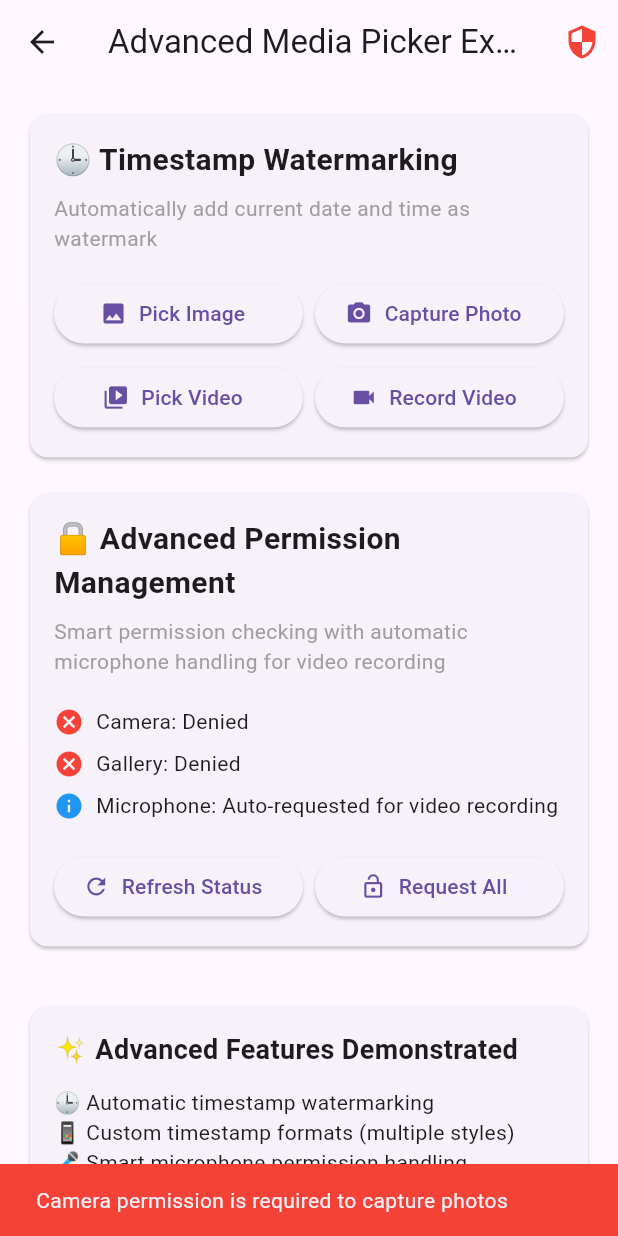
After one commit to thanhtunguet/media_picker_plus, a Flutter app: the AdvancedExample screen opened directly, after a tap on "Capture Photo", on a phone screen of 412 x 824 dp. The commit adds this screen. Run offline on Flutter 3.47's test engine with Material 3 defaults, Android fonts, the light colour scheme and no system bars; our stand-ins replace plugin_platform_interface, web; missing offline and left inert: dart:js_util.

Commit message:
Enhance example app with timestamp watermarking and smart permission management
- Updated README to include new features: timestamp watermarking with multiple formats and intelligent microphone permission handling.
- Added advanced examples section for timestamp and permission management in the app.
- Modified CI workflow to correct macOS artifact path for proper archiving.

```diff
--- /dev/null
+++ b/example/lib/advanced_example.dart
@@ -0,0 +1,587 @@
+import 'dart:io';
+import 'package:flutter/foundation.dart';
+import 'package:flutter/material.dart';
+import 'package:media_picker_plus/media_picker_plus.dart';
+
+/// Advanced example demonstrating timestamp watermarking and microphone permissions
+class AdvancedExample extends StatefulWidget {
+  const AdvancedExample({super.key});
+
+  @override
+  State<AdvancedExample> createState() => _AdvancedExampleState();
+}
+
+class _AdvancedExampleState extends State<AdvancedExample> {
+  String? _timestampedImagePath;
+  String? _timestampedVideoPath;
+  bool _isLoading = false;
+
+  // Permission states
+  bool _hasCameraPermission = false;
+  bool _hasGalleryPermission = false;
+
+  @override
+  void initState() {
+    super.initState();
+    _checkAllPermissions();
+  }
+
+  /// Generate a formatted timestamp for watermarking
+  String _generateTimestamp() {
+    final now = DateTime.now();
+    return '${now.year}-${now.month.toString().padLeft(2, '0')}-${now.day.toString().padLeft(2, '0')} '
+           '${now.hour.toString().padLeft(2, '0')}:${now.minute.toString().padLeft(2, '0')}:${now.second.toString().padLeft(2, '0')}';
+  }
+
+  /// Generate a detailed timestamp with timezone
+  String _generateDetailedTimestamp() {
+    final now = DateTime.now();
+    final months = ['Jan', 'Feb', 'Mar', 'Apr', 'May', 'Jun',
+                   'Jul', 'Aug', 'Sep', 'Oct', 'Nov', 'Dec'];
+    return '${months[now.month - 1]} ${now.day}, ${now.year} • '
+           '${now.hour.toString().padLeft(2, '0')}:${now.minute.toString().padLeft(2, '0')}:${now.second.toString().padLeft(2, '0')}';
+  }
+
+  /// Pick image with timestamp watermark
+  Future<void> _pickImageWithTimestamp() async {
+    setState(() => _isLoading = true);
+    try {
+      final timestamp = _generateTimestamp();
+      final path = await MediaPickerPlus.pickImage(
+        options: MediaOptions(
+          imageQuality: 90,
+          maxWidth: 1920,
+          maxHeight: 1080,
+          watermark: '📸 $timestamp',
+          watermarkFontSize: 24,
+          watermarkPosition: WatermarkPosition.bottomRight,
+        ),
+      );
+      setState(() {
+        _timestampedImagePath = path;
+      });
+      if (path != null) {
+        _showSuccessMessage('Image picked and watermarked with timestamp');
+      }
+    } catch (e) {
+      _showError('Error picking image: $e');
+    } finally {
+      setState(() => _isLoading = false);
+    }
+  }
+
+  /// Capture photo with detailed timestamp watermark
+  Future<void> _capturePhotoWithTimestamp() async {
+    // Check camera permission first
+    if (!_hasCameraPermission) {
+      await _requestCameraPermission();
+      if (!_hasCameraPermission) {
+        _showError('Camera permission is required to capture photos');
+        return;
+      }
+    }
+
+    setState(() => _isLoading = true);
+    try {
+      final detailedTimestamp = _generateDetailedTimestamp();
+      final path = await MediaPickerPlus.capturePhoto(
+        options: MediaOptions(
+          imageQuality: 95,
+          maxWidth: 2048,
+          maxHeight: 2048,
+          watermark: '📷 Captured: $detailedTimestamp',
+          watermarkFontSize: 28,
+          watermarkPosition: WatermarkPosition.bottomCenter,
+        ),
+      );
+      setState(() {
+        _timestampedImagePath = path;
+      });
+      if (path != null) {
+        _showSuccessMessage('Photo captured with timestamp watermark');
+      }
+    } catch (e) {
+      _showError('Error capturing photo: $e');
+    } finally {
+      setState(() => _isLoading = false);
+    }
+  }
+
+  /// Record video with timestamp and permission check
+  Future<void> _recordVideoWithTimestamp() async {
+    // Check required permissions
+    if (!_hasCameraPermission) {
+      await _requestCameraPermission();
+      if (!_hasCameraPermission) {
+        _showError('Camera permission is required to record video');
+        return;
+      }
+    }
+
+    // Show microphone permission info dialog
+    final shouldContinue = await _showMicrophonePermissionDialog();
+    if (!shouldContinue) return;
+
+    setState(() => _isLoading = true);
+    try {
+      final timestamp = _generateDetailedTimestamp();
+      final path = await MediaPickerPlus.recordVideo(
+        options: MediaOptions(
+          watermark: '🎬 Recorded: $timestamp',
+          watermarkFontSize: 26,
+          watermarkPosition: WatermarkPosition.topLeft,
+          maxDuration: const Duration(minutes: 5),
+        ),
+      );
+      setState(() {
+        _timestampedVideoPath = path;
+      });
+      if (path != null) {
+        _showSuccessMessage('Video recorded with timestamp watermark');
+      }
+    } catch (e) {
+      _showError('Error recording video: $e');
+    } finally {
+      setState(() => _isLoading = false);
+    }
+  }
+
+  /// Pick video with custom timestamp format
+  Future<void> _pickVideoWithCustomTimestamp() async {
+    setState(() => _isLoading = true);
+    try {
+      final now = DateTime.now();
+      final weekdays = ['Monday', 'Tuesday', 'Wednesday', 'Thursday', 'Friday', 'Saturday', 'Sunday'];
+      final months = ['January', 'February', 'March', 'April', 'May', 'June',
+                     'July', 'August', 'September', 'October', 'November', 'December'];
+      final customFormat = '${weekdays[now.weekday - 1]}, ${months[now.month - 1]} ${now.day} • '
+                          '${now.hour > 12 ? now.hour - 12 : (now.hour == 0 ? 12 : now.hour)}:'
+                          '${now.minute.toString().padLeft(2, '0')} ${now.hour >= 12 ? 'PM' : 'AM'}';
+      final path = await MediaPickerPlus.pickVideo(
+        options: MediaOptions(
+          watermark: '🎥 Selected: $customFormat',
+          watermarkFontSize: 22,
+          watermarkPosition: WatermarkPosition.topRight,
+          maxDuration: const Duration(minutes: 10),
+        ),
+      );
+      setState(() {
+        _timestampedVideoPath = path;
+      });
+      if (path != null) {
+        _showSuccessMessage('Video picked with custom timestamp format');
+      }
+    } catch (e) {
+      _showError('Error picking video: $e');
+    } finally {
+      setState(() => _isLoading = false);
+    }
+  }
+
+  /// Check all required permissions
+  Future<void> _checkAllPermissions() async {
+    try {
+      final cameraPermission = await MediaPickerPlus.hasCameraPermission();
+      final galleryPermission = await MediaPickerPlus.hasGalleryPermission();
+
+      setState(() {
+        _hasCameraPermission = cameraPermission;
+        _hasGalleryPermission = galleryPermission;
+      });
+    } catch (e) {
+      _showError('Error checking permissions: $e');
+    }
+  }
+
+  /// Request camera permission
+  Future<void> _requestCameraPermission() async {
+    try {
+      final granted = await MediaPickerPlus.requestCameraPermission();
+      setState(() {
+        _hasCameraPermission = granted;
+      });
+    } catch (e) {
+      _showError('Error requesting camera permission: $e');
+    }
+  }
+
+  /// Request gallery permission
+  Future<void> _requestGalleryPermission() async {
+    try {
+      final granted = await MediaPickerPlus.requestGalleryPermission();
+      setState(() {
+        _hasGalleryPermission = granted;
+      });
+    } catch (e) {
+      _showError('Error requesting gallery permission: $e');
+    }
+  }
+
+
+  /// Show microphone permission dialog
+  Future<bool> _showMicrophonePermissionDialog() async {
+    final result = await showDialog<bool>(
+      context: context,
+      builder: (context) => AlertDialog(
+        title: const Text('Microphone Permission Info'),
+        content: const Text(
+          'For video recording with audio, the app will automatically request microphone permission when needed. '
+          'On some platforms, audio recording may require additional permissions to be granted manually in device settings.',
+        ),
+        actions: [
+          TextButton(
+            onPressed: () => Navigator.of(context).pop(false),
+            child: const Text('Cancel'),
+          ),
+          ElevatedButton(
+            onPressed: () => Navigator.of(context).pop(true),
+            child: const Text('Continue Recording'),
+          ),
+        ],
+      ),
+    );
+    return result ?? false;
+  }
+
+  /// Show comprehensive permission status
+  Future<void> _showPermissionStatus() async {
+    await showDialog(
+      context: context,
+      builder: (context) => AlertDialog(
+        title: const Text('Permission Status'),
+        content: Column(
+          mainAxisSize: MainAxisSize.min,
+          crossAxisAlignment: CrossAxisAlignment.start,
+          children: [
+            _buildPermissionStatusRow('Camera', _hasCameraPermission),
+            _buildPermissionStatusRow('Gallery', _hasGalleryPermission),
+            const SizedBox(height: 16),
+            const Text(
+              'Note: Microphone permission for video recording is handled automatically by the system when recording starts.',
+              style: TextStyle(fontSize: 12, fontStyle: FontStyle.italic),
+            ),
+            const SizedBox(height: 8),
+            const Text(
+              'Additional permissions may be required on some platforms and will be requested as needed.',
+              style: TextStyle(fontSize: 12, fontStyle: FontStyle.italic),
+            ),
+          ],
+        ),
+        actions: [
+          TextButton(
+            onPressed: () => Navigator.of(context).pop(),
+            child: const Text('OK'),
+          ),
+          ElevatedButton(
+            onPressed: () {
+              Navigator.of(context).pop();
+              _requestAllPermissions();
+            },
+            child: const Text('Request Available'),
+          ),
+        ],
+      ),
+    );
+  }
+
+  Widget _buildPermissionStatusRow(String permission, bool granted) {
+    return Padding(
+      padding: const EdgeInsets.symmetric(vertical: 4.0),
+      child: Row(
+        children: [
+          Icon(
+            granted ? Icons.check_circle : Icons.cancel,
+            color: granted ? Colors.green : Colors.red,
+            size: 20,
+          ),
+          const SizedBox(width: 8),
+          Text('$permission: ${granted ? "Granted" : "Denied"}'),
+        ],
+      ),
+    );
+  }
+
+  /// Request all permissions
+  Future<void> _requestAllPermissions() async {
+    await _requestCameraPermission();
+    await _requestGalleryPermission();
+
+    _showSuccessMessage('Available permission requests completed. Check status for results.');
+  }
+
+  void _showError(String message) {
+    if (!mounted) return;
+    ScaffoldMessenger.of(context).showSnackBar(
+      SnackBar(
+        content: Text(message),
+        backgroundColor: Colors.red,
+      ),
+    );
+  }
+
+  void _showSuccessMessage(String message) {
+    if (!mounted) return;
+    ScaffoldMessenger.of(context).showSnackBar(
+      SnackBar(
+        content: Text(message),
+        backgroundColor: Colors.green,
+      ),
+    );
+  }
+
+  Widget _buildTimestampedMediaPreview() {
+    if (_timestampedImagePath == null && _timestampedVideoPath == null) {
+      return const SizedBox.shrink();
+    }
+
+    return Card(
+      child: Column(
+        children: [
+          const Padding(
+            padding: EdgeInsets.all(16.0),
+            child: Text(
+              'Timestamped Media Preview',
+              style: TextStyle(fontSize: 18, fontWeight: FontWeight.bold),
+            ),
+          ),
+          if (_timestampedImagePath != null) ...[
+            const Text('Image with Timestamp Watermark:'),
+            const SizedBox(height: 8),
+            if (kIsWeb || _timestampedImagePath!.startsWith('data:'))
+              Image.network(
+                _timestampedImagePath!,
+                height: 200,
+                errorBuilder: (context, error, stackTrace) =>
+                    const Icon(Icons.error),
+              )
+            else
+              Image.file(
+                File(_timestampedImagePath!),
+                height: 200,
+                errorBuilder: (context, error, stackTrace) =>
+                    const Icon(Icons.error),
+              ),
+            const SizedBox(height: 16),
+          ],
+          if (_timestampedVideoPath != null) ...[
+            const Text('Video with Timestamp Watermark:'),
+            const SizedBox(height: 8),
+            const Icon(Icons.play_circle_filled, size: 64),
+            Padding(
+              padding: const EdgeInsets.all(8.0),
+              child: Text(
+                'Video: ${_timestampedVideoPath!.split('/').last}',
+                style: const TextStyle(fontSize: 12),
+              ),
+            ),
+          ],
+          Row(
+            mainAxisAlignment: MainAxisAlignment.spaceEvenly,
+            children: [
+              if (_timestampedImagePath != null)
+                ElevatedButton(
+                  onPressed: () => setState(() => _timestampedImagePath = null),
+                  child: const Text('Clear Image'),
+                ),
+              if (_timestampedVideoPath != null)
+                ElevatedButton(
+                  onPressed: () => setState(() => _timestampedVideoPath = null),
+                  child: const Text('Clear Video'),
+                ),
+            ],
+          ),
+          const SizedBox(height: 16),
+        ],
+      ),
+    );
+  }
+
+  @override
+  Widget build(BuildContext context) {
+    return Scaffold(
+      appBar: AppBar(
+        title: const Text('Advanced Media Picker Example'),
+        actions: [
+          IconButton(
+            icon: Icon(
+              Icons.security,
+              color: _hasCameraPermission && _hasGalleryPermission
+                  ? Colors.green
+                  : Colors.red,
+            ),
+            onPressed: _showPermissionStatus,
+          ),
+        ],
+      ),
+      body: _isLoading
+          ? const Center(child: CircularProgressIndicator())
+          : SingleChildScrollView(
+              padding: const EdgeInsets.all(16.0),
+              child: Column(
+                crossAxisAlignment: CrossAxisAlignment.stretch,
+                children: [
+                  // Timestamp Watermarking Section
+                  Card(
+                    child: Padding(
+                      padding: const EdgeInsets.all(16.0),
+                      child: Column(
+                        crossAxisAlignment: CrossAxisAlignment.start,
+                        children: [
+                          const Text(
+                            '🕒 Timestamp Watermarking',
+                            style: TextStyle(fontSize: 20, fontWeight: FontWeight.bold),
+                          ),
+                          const SizedBox(height: 8),
+                          const Text(
+                            'Automatically add current date and time as watermark',
+                            style: TextStyle(color: Colors.grey),
+                          ),
+                          const SizedBox(height: 16),
+                          Row(
+                            children: [
+                              Expanded(
+                                child: ElevatedButton.icon(
+                                  onPressed: _pickImageWithTimestamp,
+                                  icon: const Icon(Icons.image),
+                                  label: const Text('Pick Image'),
+                                ),
+                              ),
+                              const SizedBox(width: 8),
+                              Expanded(
+                                child: ElevatedButton.icon(
+                                  onPressed: _capturePhotoWithTimestamp,
+                                  icon: const Icon(Icons.camera_alt),
+                                  label: const Text('Capture Photo'),
+                                ),
+                              ),
+                            ],
+                          ),
+                          const SizedBox(height: 8),
+                          Row(
+                            children: [
+                              Expanded(
+                                child: ElevatedButton.icon(
+                                  onPressed: _pickVideoWithCustomTimestamp,
+                                  icon: const Icon(Icons.video_library),
+                                  label: const Text('Pick Video'),
+                                ),
+                              ),
+                              const SizedBox(width: 8),
+                              Expanded(
+                                child: ElevatedButton.icon(
+                                  onPressed: _recordVideoWithTimestamp,
+                                  icon: const Icon(Icons.videocam),
+                                  label: const Text('Record Video'),
+                                ),
+                              ),
+                            ],
+                          ),
+                        ],
+                      ),
+                    ),
+                  ),
+
+                  const SizedBox(height: 16),
+
+                  // Permission Management Section
+                  Card(
+                    child: Padding(
+                      padding: const EdgeInsets.all(16.0),
+                      child: Column(
+                        crossAxisAlignment: CrossAxisAlignment.start,
+                        children: [
+                          const Text(
+                            '🔒 Advanced Permission Management',
+                            style: TextStyle(fontSize: 20, fontWeight: FontWeight.bold),
+                          ),
+                          const SizedBox(height: 8),
+                          const Text(
+                            'Smart permission checking with automatic microphone handling for video recording',
+                            style: TextStyle(color: Colors.grey),
+                          ),
+                          const SizedBox(height: 16),
+                          _buildPermissionStatusRow('Camera', _hasCameraPermission),
+                          _buildPermissionStatusRow('Gallery', _hasGalleryPermission),
+                          const Padding(
+                            padding: EdgeInsets.symmetric(vertical: 4.0),
+                            child: Row(
+                              children: [
+                                Icon(Icons.info, color: Colors.blue, size: 20),
+                                SizedBox(width: 8),
+                                Text('Microphone: Auto-requested for video recording'),
+                              ],
+                            ),
+                          ),
+                          const SizedBox(height: 16),
+                          Row(
+                            children: [
+                              Expanded(
+                                child: ElevatedButton.icon(
+                                  onPressed: _checkAllPermissions,
+                                  icon: const Icon(Icons.refresh),
+                                  label: const Text('Refresh Status'),
+                                ),
+                              ),
+                              const SizedBox(width: 8),
+                              Expanded(
+                                child: ElevatedButton.icon(
+                                  onPressed: _requestAllPermissions,
+                                  icon: const Icon(Icons.lock_open),
+                                  label: const Text('Request All'),
+                                ),
+                              ),
+                            ],
+                          ),
+                        ],
+                      ),
+                    ),
+                  ),
+
+                  const SizedBox(height: 16),
+
+                  // Preview Section
+                  _buildTimestampedMediaPreview(),
+
+                  const SizedBox(height: 16),
+
+                  // Features Information
+                  Card(
+                    child: Padding(
+                      padding: const EdgeInsets.all(16.0),
+                      child: Column(
+                        crossAxisAlignment: CrossAxisAlignment.start,
+                        children: [
+                          const Text(
+                            '✨ Advanced Features Demonstrated',
+                            style: TextStyle(fontSize: 18, fontWeight: FontWeight.bold),
+                          ),
+                          const SizedBox(height: 12),
+                          const Text('🕒 Automatic timestamp watermarking'),
+                          const Text('📱 Custom timestamp formats (multiple styles)'),
+                          const Text('🎤 Smart microphone permission handling'),
+                          const Text('🔒 Intelligent permission management'),
+                          const Text('⚡ Automatic permission flow for video recording'),
+                          const Text('🎨 Dynamic watermark positioning'),
+                          const Text('📋 Real-time permission status monitoring'),
+                          const SizedBox(height: 16),
+                          const Text(
+                            '💡 Tips:',
+                            style: TextStyle(fontSize: 16, fontWeight: FontWeight.bold),
+                          ),
+                          const SizedBox(height: 8),
+                          const Text('• Timestamps are generated in real-time with multiple format options'),
+                          const Text('• Microphone permissions are handled transparently by the system'),
+                          const Text('• Permission status shows with intuitive color-coded indicators'),
+                          const Text('• Custom timestamp formats: ISO, detailed, and conversational styles'),
+                          const Text('• Smart permission flows prevent interrupting user experience'),
+                          const Text('• Automatic fallback handling for denied permissions'),
+                        ],
+                      ),
+                    ),
+                  ),
+                ],
+              ),
+            ),
+    );
+  }
+}
```
Also changed, not shown: example/lib/main.dart (+12 -0 lines), 2 other files.
